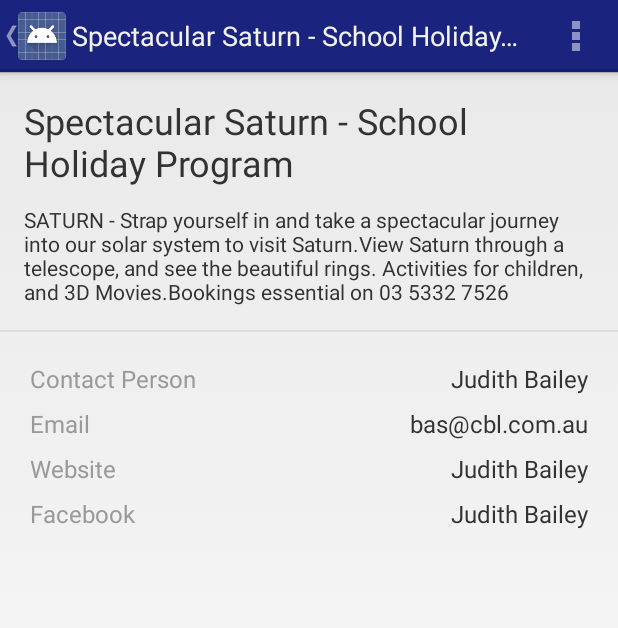
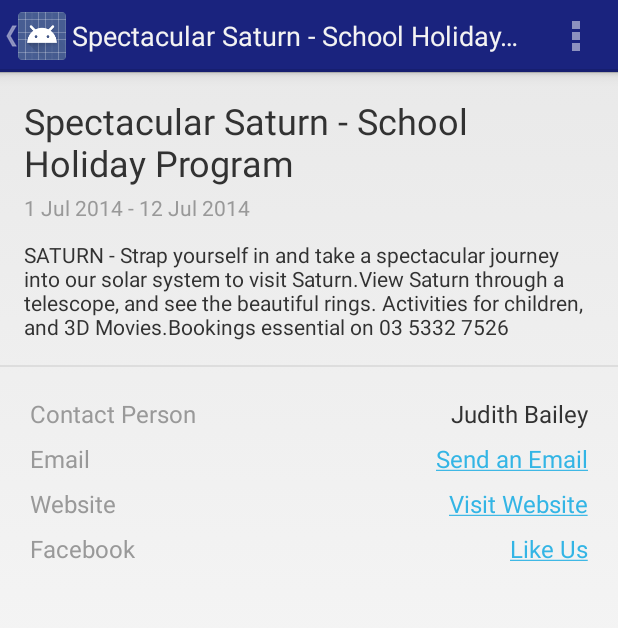
Before and after one commit to archanox/govhack-android, an Android app: the fragment EventListFragment shown on its own in the app's theme, after a tap on "Spectacular Saturn - School Holiday Prog", on a phone screen of 412 x 824 dp. Shown: the top 628 px of the screen. Run offline under Robolectric (Android 15) with nearby library versions, the phone set to English and light mode, and no system bars; 1 statement that could not run was skipped.

Commit message:
Events complete

```diff
--- a/app/src/main/assets/json/stats.json
+++ b/app/src/main/assets/json/stats.json
@@ -1,5 +1,4 @@
-{
-  "stats":
+
   [
     {
       "suburb": "Ballarat Central",
@@ -210,4 +209,3 @@
       ]
     }
 ]
-}
--- a/app/src/main/java/au/gov/vic/ballarat/ballarat/EventItemActivity.java
+++ b/app/src/main/java/au/gov/vic/ballarat/ballarat/EventItemActivity.java
@@ -4,6 +4,7 @@ import android.app.Activity;
 import android.graphics.Bitmap;
 import android.os.Bundle;
 import android.text.Html;
+import android.text.method.LinkMovementMethod;
 import android.view.Menu;
 import android.view.MenuItem;
 import android.view.View;
@@ -28,7 +29,7 @@ public class EventItemActivity extends Activity {
         ImageView imageImageView = (ImageView) findViewById(R.id.event_image);
         String imageName = item.getImage();
 
-        if (imageName.length() > 0) {
+        if (imageName != null && imageName.length() > 0) {
             Bitmap imageBitmap = Utils.getBitmapFromAsset(this, "images/" + item.getImage());
             imageImageView = (ImageView)findViewById(R.id.event_image);
             imageImageView.setImageBitmap(imageBitmap);
@@ -37,15 +38,45 @@ public class EventItemActivity extends Activity {
             imageImageView.setVisibility(View.INVISIBLE);
         }
 
-        ((TextView)findViewById(R.id.event_title)).setText(item.getTitle());
+        ((TextView)findViewById(R.id.event_title)).setText(Html.fromHtml(item.getTitle()));
+        ((TextView)findViewById(R.id.event_date)).setText(item.getDate());
         ((TextView)findViewById(R.id.event_description)).setText(item.getDescription());
         ((TextView)findViewById(R.id.event_contact)).setText(item.getContactName());
-        ((TextView)findViewById(R.id.event_email)).setText(Html.fromHtml(item.getEmail()));
-        ((TextView)findViewById(R.id.event_website)).setText(item.getContactName());
-        ((TextView)findViewById(R.id.event_facebook)).setText(item.getContactName());
+
+        String email = item.getEmail();
+        TextView emailTextView = (TextView)findViewById(R.id.event_email);
+        if (email != null && email.length() > 0) {
+            String emailLink = "<a href=\"mailto:" + item.getEmail() + "\">Send an Email</a>";
+            emailTextView.setText(Html.fromHtml(emailLink));
+            emailTextView.setMovementMethod(LinkMovementMethod.getInstance());
+        }
+        else {
+            emailTextView.setText("N/A");
+        }
+
+        String website = item.getWebsite();
+        TextView websiteTextView = (TextView)findViewById(R.id.event_website);
+        if (website != null && website.length() > 0) {
+            String websiteLink = "<a href=\""+ item.getWebsite() + "\">Visit Website</a>";
+            websiteTextView.setText(Html.fromHtml(websiteLink));
+            websiteTextView.setMovementMethod(LinkMovementMethod.getInstance());
+        }
+        else {
+            websiteTextView.setText("N/A");
+        }
+
+        String facebookPage = item.getFacebookPage();
+        TextView facebookTextView = (TextView)findViewById(R.id.event_facebook);
+        if (facebookPage != null && facebookPage.length() > 0) {
+            String facebookLink = "<a href=\""+ item.getFacebookPage() + "\">Like Us</a>";
+            facebookTextView.setText(Html.fromHtml(facebookLink));
+            facebookTextView.setMovementMethod(LinkMovementMethod.getInstance());
+        }
+        else {
+            facebookTextView.setText("N/A");
+        }
 
     }
-
 
     @Override
     public boolean onCreateOptionsMenu(Menu menu) {
--- a/app/src/main/java/au/gov/vic/ballarat/ballarat/EventListFragment.java
+++ b/app/src/main/java/au/gov/vic/ballarat/ballarat/EventListFragment.java
@@ -44,7 +44,7 @@ public class EventListFragment extends ListFragment {
         super.onCreate(savedInstanceState);
 
         mEventList = Utils.loadEvents(getActivity());
-        setListAdapter(new EventsArrayAdapter(getActivity(), R.layout.list_item_news, mEventList));
+        setListAdapter(new EventsArrayAdapter(getActivity(), R.layout.list_item_events, mEventList));
     }
 
     @Override
--- a/app/src/main/res/layout/activity_event.xml
+++ b/app/src/main/res/layout/activity_event.xml
@@ -27,8 +27,17 @@
                 android:layout_height="wrap_content"
                 android:text="Large Text"
                 android:id="@+id/event_title"
+                android:layout_marginBottom="4dp"
+                android:textSize="24dp" />
+
+            <TextView
+                android:layout_width="wrap_content"
+                android:layout_height="wrap_content"
                 android:layout_marginBottom="12dp"
-                android:textSize="24dp" />
+                android:textAppearance="?android:attr/textAppearanceSmall"
+                android:text="Small Text"
+                android:id="@+id/event_date"
+                android:textColor="@color/color_subtle" />
 
             <TextView
                 android:layout_width="wrap_content"
@@ -57,6 +66,7 @@
                 android:layout_column="0"
                 android:textColor="@color/color_subtle"
                 android:textSize="16sp"/>
+
             <TextView
                 android:id="@+id/event_contact"
                 android:text="Testing"
--- a/app/src/main/res/layout/list_item_news.xml
+++ b/app/src/main/res/layout/list_item_news.xml
@@ -61,7 +61,7 @@
             android:paddingLeft="16dp"
             android:paddingTop="8dp"
             android:paddingRight="16dp"
-            android:paddingBottom="32dp"
+            android:paddingBottom="16dp"
             android:textSize="20sp" />
         </LinearLayout>
 </LinearLayout>
```
